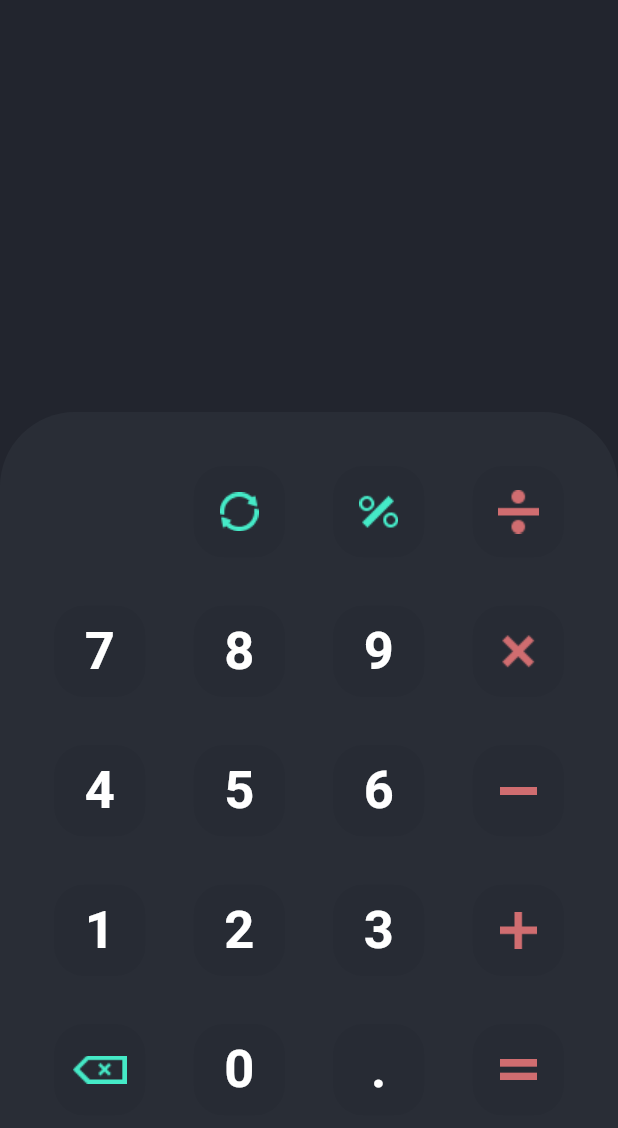
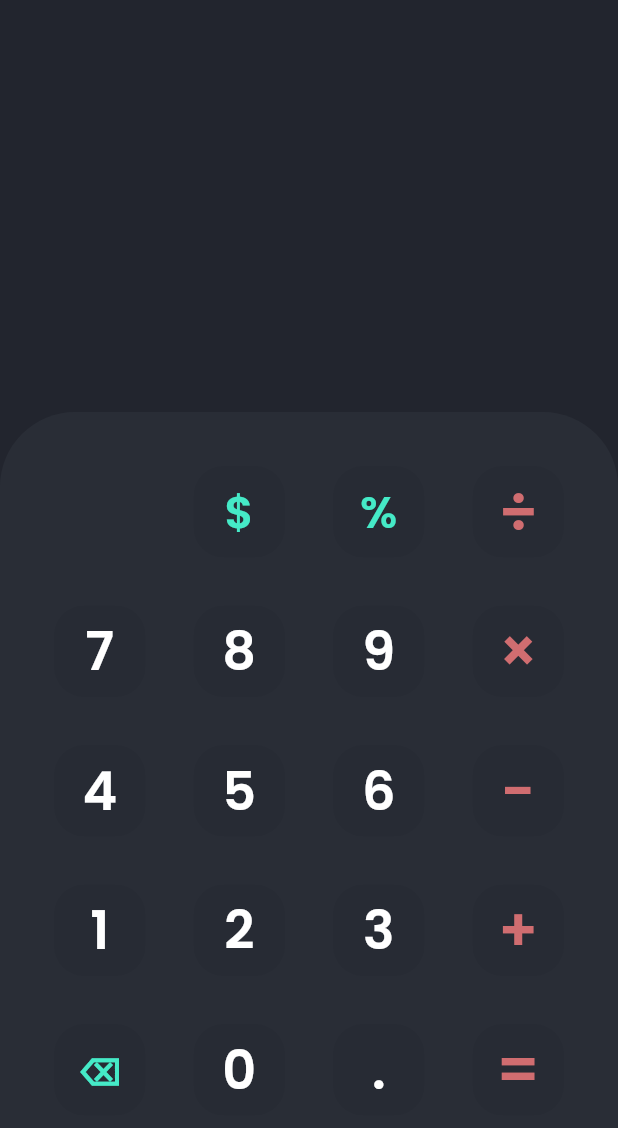
Before and after one commit to joachimmpanda97/calverter, a Flutter app: the screen it shows after launch, on a phone screen of 412 x 824 dp. Shown: the top 1128 px of the screen. Run offline on Flutter 3.47's test engine with Material 2 defaults, Android fonts, the phone set to English and light mode, and no system bars; our stand-ins replace google_fonts, math_expressions.

```diff
--- a/lib/buttons.dart
+++ b/lib/buttons.dart
@@ -1,29 +1,40 @@
 import 'package:flutter/material.dart';
+import 'package:google_fonts/google_fonts.dart';
 
 class CalButtons extends StatelessWidget {
   final color;
   final textColor;
   final double size;
   final String buttonText;
+  final show;
+  final clear;
 
-  CalButtons({this.color, this.textColor, this.size, this.buttonText});
+  CalButtons(
+      {this.color,
+      this.textColor,
+      this.size,
+      this.buttonText,
+      this.show,
+      this.clear});
 
   @override
   Widget build(BuildContext context) {
-    return Padding(
+    return GestureDetector(
+      onTap: show,
+      onLongPress: clear,
+      child: Padding(
         padding: const EdgeInsets.all(8.0),
         child: ClipRRect(
           borderRadius: BorderRadius.circular(20),
           child: Container(
             color: color,
             child: Center(
-            child: Text(
-              buttonText,
-              style: TextStyle(
+              child: Text(buttonText,
+                  style: GoogleFonts.poppins(
                     color: textColor,
                     fontSize: size,
-                fontWeight: FontWeight.bold,
-              ),
+                    fontWeight: FontWeight.w600,
+                  )),
             ),
           ),
         ),
--- a/lib/main.dart
+++ b/lib/main.dart
@@ -1,7 +1,8 @@
 import 'package:flutter/cupertino.dart';
 import 'package:flutter/material.dart';
+import 'package:math_expressions/math_expressions.dart';
+import 'package:google_fonts/google_fonts.dart';
 import 'buttons.dart';
-import 'symbols.dart';
 
 void main() {
   runApp(MyApp());
@@ -24,10 +25,13 @@ class MyHomePage extends StatefulWidget {
   _MyHomePageState createState() => _MyHomePageState();
 }
 
+var question = '';
+var answer = '';
+
 final List<dynamic> buttons = [
   'R',
-  'AC',
-  '％',
+  '\$',
+  '%',
   '÷',
   '7',
   '8',
@@ -36,29 +40,59 @@ final List<dynamic> buttons = [
   '4',
   '5',
   '6',
-  '―',
+  '-',
   '1',
   '2',
   '3',
   '+',
-  '23',
+  '⌫',
   '0',
   '.',
   '=',
 ];
 
 class _MyHomePageState extends State<MyHomePage> {
+  static const bgColor = const Color(0xFF22252E);
+  static const typeArea = const Color(0xFF292D36);
+  static const bgBtn = const Color(0xFF272B34);
+  static const operatorColor = const Color(0xFFD06D70);
+  static const topItemColor = const Color(0xFF45EAC7);
+
   Widget build(BuildContext context) {
-    const bgColor = const Color(0xFF22252E);
-    const typeArea = const Color(0xFF292D36);
-    const bgBtn = const Color(0xFF272B34);
-    const operatorColor = const Color(0xFFD06D70);
-    const topItemColor = const Color(0xFF45EAC7);
     return Scaffold(
       backgroundColor: bgColor,
       body: Column(
         children: [
-          Expanded(child: Container()),
+          Expanded(
+              child: Container(
+            child: Column(
+              mainAxisAlignment: MainAxisAlignment.spaceEvenly,
+              children: [
+                Padding(
+                  padding: const EdgeInsets.fromLTRB(10, 0, 10, 0),
+                  child: Container(
+                    alignment: Alignment.bottomRight,
+                    child: Text(question,
+                        style: GoogleFonts.poppins(
+                          color: Colors.white,
+                          fontSize: 35,
+                        )),
+                  ),
+                ),
+                Padding(
+                  padding: const EdgeInsets.fromLTRB(10, 0, 15, 0),
+                  child: Container(
+                    alignment: Alignment.bottomRight,
+                    child: Text(answer,
+                        style: GoogleFonts.poppins(
+                          color: Colors.white,
+                          fontSize: 35,
+                        )),
+                  ),
+                ),
+              ],
+            ),
+          )),
           Expanded(
             flex: 2,
             child: Container(
@@ -82,9 +116,16 @@ class _MyHomePageState extends State<MyHomePage> {
                     if (index == 1) {
                       return Padding(
                         padding: const EdgeInsets.all(8.0),
-                        child: Symbol(
-                          url: 'lib/assets/conv.png',
-                          colorbg: bgBtn,
+                        child: CalButtons(
+                          show: () {
+                            setState(() {
+                              question += buttons[index];
+                            });
+                          },
+                          buttonText: buttons[index],
+                          textColor: topItemColor,
+                          color: bgBtn,
+                          size: 30,
                         ),
                       );
                     }
@@ -93,9 +134,16 @@ class _MyHomePageState extends State<MyHomePage> {
                     if (index == 11) {
                       return Padding(
                         padding: const EdgeInsets.all(8.0),
-                        child: Symbol(
-                          url: 'lib/assets/subs.png',
-                          colorbg: bgBtn,
+                        child: CalButtons(
+                          show: () {
+                            setState(() {
+                              question += buttons[index];
+                            });
+                          },
+                          buttonText: buttons[index],
+                          textColor: operatorColor,
+                          color: bgBtn,
+                          size: 40,
                         ),
                       );
                     }
@@ -104,9 +152,23 @@ class _MyHomePageState extends State<MyHomePage> {
                     if (index == 16) {
                       return Padding(
                         padding: const EdgeInsets.all(8.0),
-                        child: Symbol(
-                          url: 'lib/assets/back.png',
-                          colorbg: bgBtn,
+                        child: CalButtons(
+                          buttonText: buttons[index],
+                          textColor: topItemColor,
+                          color: bgBtn,
+                          size: 25,
+                          show: () {
+                            setState(() {
+                              question =
+                                  question.substring(0, question.length - 1);
+                            });
+                          },
+                          clear: () {
+                            setState(() {
+                              question = '';
+                              answer = '';
+                            });
+                          },
                         ),
                       );
                     }
@@ -115,9 +177,16 @@ class _MyHomePageState extends State<MyHomePage> {
                     if (index == 2) {
                       return Padding(
                         padding: const EdgeInsets.all(8.0),
-                        child: Symbol(
-                          url: 'lib/assets/perc.png',
-                          colorbg: bgBtn,
+                        child: CalButtons(
+                          show: () {
+                            setState(() {
+                              question += buttons[index];
+                            });
+                          },
+                          buttonText: buttons[index],
+                          textColor: topItemColor,
+                          color: bgBtn,
+                          size: 30,
                         ),
                       );
                     }
@@ -126,9 +195,16 @@ class _MyHomePageState extends State<MyHomePage> {
                     if (index == 3) {
                       return Padding(
                         padding: const EdgeInsets.all(8.0),
-                        child: Symbol(
-                          url: 'lib/assets/divide.png',
-                          colorbg: bgBtn,
+                        child: CalButtons(
+                          show: () {
+                            setState(() {
+                              question += buttons[index];
+                            });
+                          },
+                          buttonText: buttons[index],
+                          textColor: operatorColor,
+                          color: bgBtn,
+                          size: 40,
                         ),
                       );
                     }
@@ -137,9 +213,16 @@ class _MyHomePageState extends State<MyHomePage> {
                     if (index == 7) {
                       return Padding(
                         padding: const EdgeInsets.all(8.0),
-                        child: Symbol(
-                          url: 'lib/assets/mult.png',
-                          colorbg: bgBtn,
+                        child: CalButtons(
+                          show: () {
+                            setState(() {
+                              question += buttons[index];
+                            });
+                          },
+                          buttonText: buttons[index],
+                          textColor: operatorColor,
+                          color: bgBtn,
+                          size: 40,
                         ),
                       );
                     }
@@ -148,9 +231,16 @@ class _MyHomePageState extends State<MyHomePage> {
                     if (index == 15) {
                       return Padding(
                         padding: const EdgeInsets.all(8.0),
-                        child: Symbol(
-                          url: 'lib/assets/add.png',
-                          colorbg: bgBtn,
+                        child: CalButtons(
+                          show: () {
+                            setState(() {
+                              question += buttons[index];
+                            });
+                          },
+                          buttonText: buttons[index],
+                          textColor: operatorColor,
+                          color: bgBtn,
+                          size: 40,
                         ),
                       );
                     }
@@ -159,16 +249,28 @@ class _MyHomePageState extends State<MyHomePage> {
                     if (index == 19) {
                       return Padding(
                         padding: const EdgeInsets.all(8.0),
-                        child: Symbol(
-                          url: 'lib/assets/ans.png',
-                          colorbg: bgBtn,
+                        child: CalButtons(
+                          show: () {
+                            setState(() {
+                              equals();
+                            });
+                          },
+                          buttonText: buttons[index],
+                          textColor: operatorColor,
+                          color: bgBtn,
+                          size: 40,
                         ),
                       );
                     }
-                    // The rest Buttons
+                    // The rest of Buttons
                     return Padding(
                       padding: const EdgeInsets.all(8.0),
                       child: CalButtons(
+                        show: () {
+                          setState(() {
+                            question += buttons[index];
+                          });
+                        },
                         buttonText: buttons[index],
                         color: bgBtn,
                         textColor: isOperator(buttons[index])
@@ -189,8 +291,23 @@ class _MyHomePageState extends State<MyHomePage> {
 }
 
 bool isOperator(String x) {
-  if (x == "＋" || x == "×" || x == "―" || x == "+" || x == "=") {
+  if (x == "＋" || x == "×" || x == "-" || x == "+" || x == "=") {
     return true;
   }
   return false;
 }
+
+void equals() {
+  String finalQuestion = question;
+
+  finalQuestion = finalQuestion.replaceAll('×', '*');
+  finalQuestion = finalQuestion.replaceAll('÷', '/');
+  finalQuestion = finalQuestion.replaceAll('%', '*0.01');
+
+  Parser p = Parser();
+  Expression exp = p.parse(finalQuestion);
+  ContextModel cm = ContextModel();
+  double eval = exp.evaluate(EvaluationType.REAL, cm);
+
+  answer = eval.toString();
+}
--- a/lib/symbols.dart
+++ /dev/null
@@ -1,22 +0,0 @@
-import 'package:flutter/material.dart';
-
-class Symbol extends StatelessWidget {
-  final colorbg;
-  final String url;
-
-  Symbol({this.url, this.colorbg});
-
-  @override
-  Widget build(BuildContext context) {
-    return Padding(
-      padding: const EdgeInsets.all(8.0),
-      child: ClipRRect(
-        borderRadius: BorderRadius.circular(20),
-        child: Container(
-          color: colorbg,
-          child: Center(child: Image.asset(url)),
-        ),
-      ),
-    );
-  }
-}
```
Also changed, not shown: lib/font/OFL.txt (deleted, +0 -93 lines), pubspec.yaml (+9 -18 lines), lib/assets/add.png (deleted), lib/assets/ans.png (deleted), lib/assets/back.png (deleted), lib/assets/conv.png (deleted), lib/assets/divide.png (deleted), lib/assets/mult.png (deleted), lib/assets/perc.png (deleted), lib/assets/subs.png (deleted), lib/font/LexendMega-Regular.ttf (deleted), pubspec.lock. Lines whose indentation alone changed are shown as unchanged.
